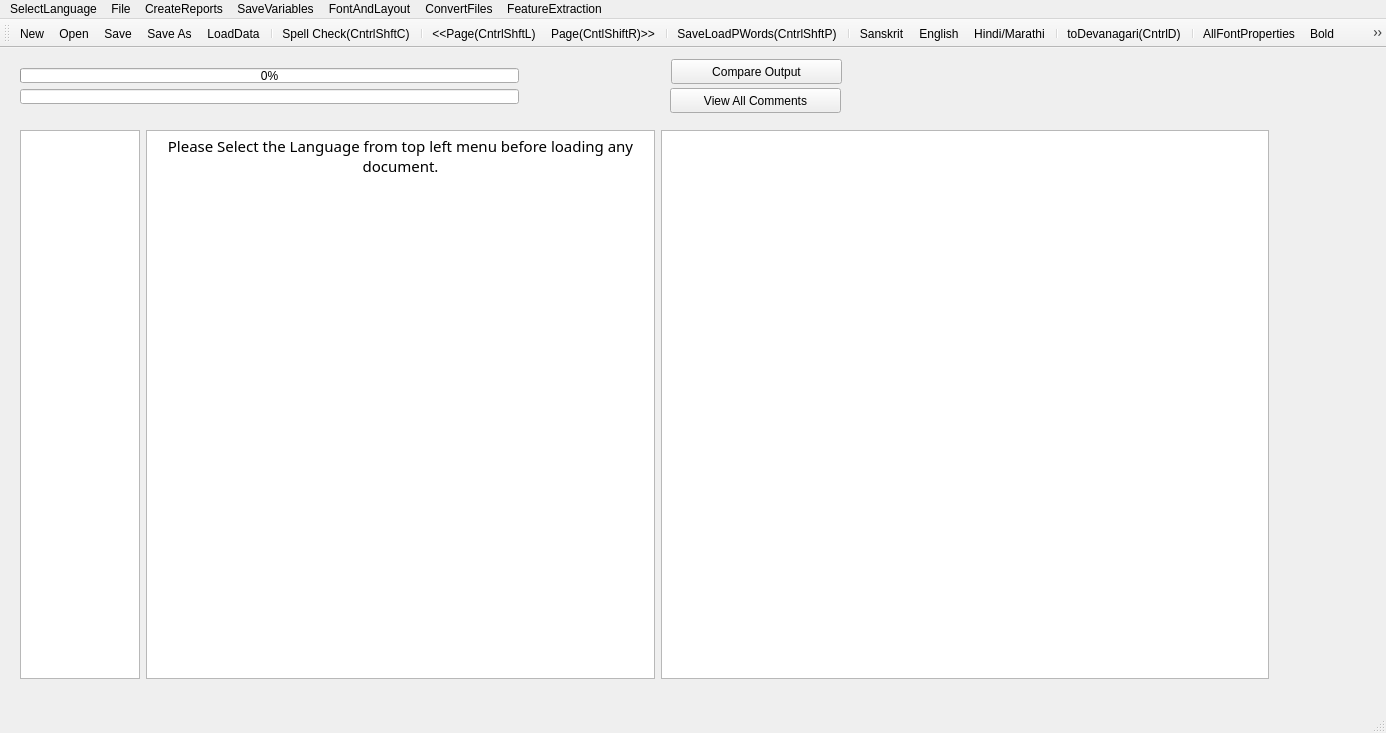
The window that FrameWorkCode/mainwindow.ui (venkatapathy/OpenOCRCorrect-dev) describes before a commit, drawn with Qt 5.
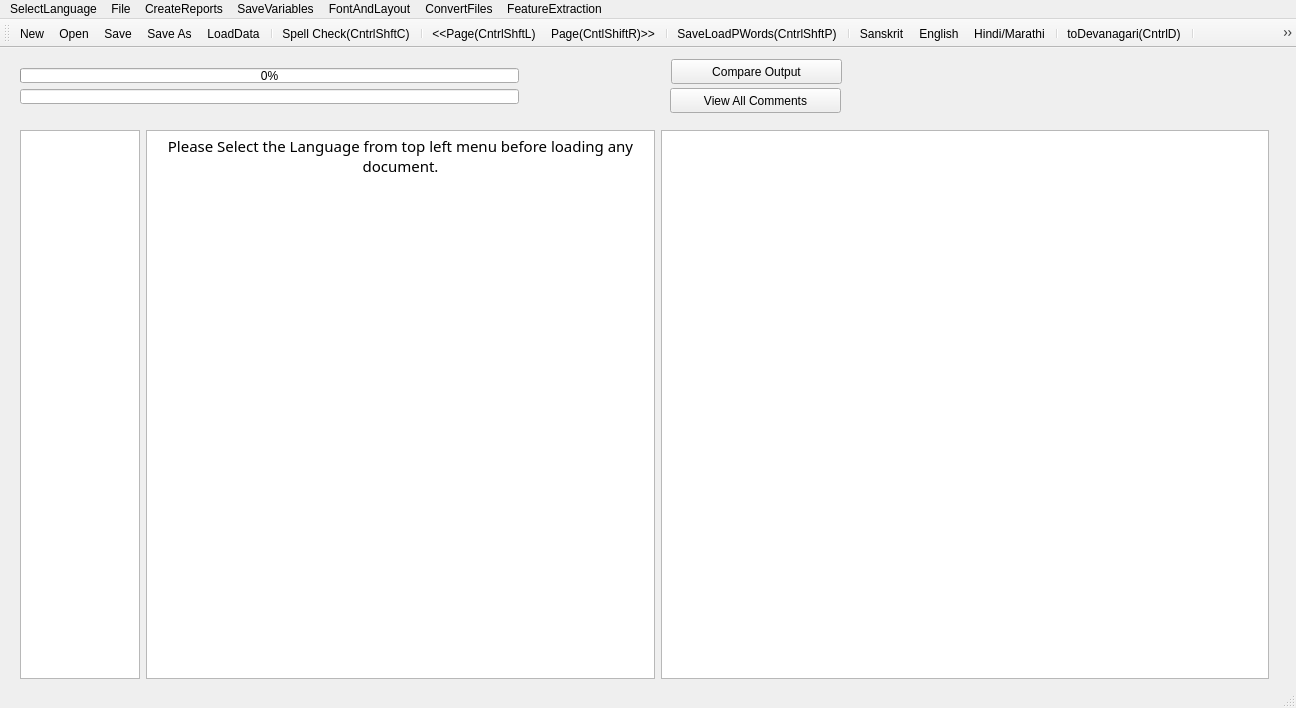
The same window after the commit. Icons and pictures are not drawn.

```diff
--- a/FrameWorkCode/mainwindow.ui
+++ b/FrameWorkCode/mainwindow.ui
@@ -6,8 +6,8 @@
    <rect>
     <x>0</x>
     <y>0</y>
-    <width>1386</width>
-    <height>733</height>
+    <width>1296</width>
+    <height>708</height>
    </rect>
   </property>
   <property name="mouseTracking">
@@ -194,7 +194,7 @@
     <rect>
      <x>0</x>
      <y>0</y>
-     <width>1386</width>
+     <width>1296</width>
      <height>21</height>
     </rect>
    </property>
```
Left out of the diff: 1 changed line with no effect on the pictures.
